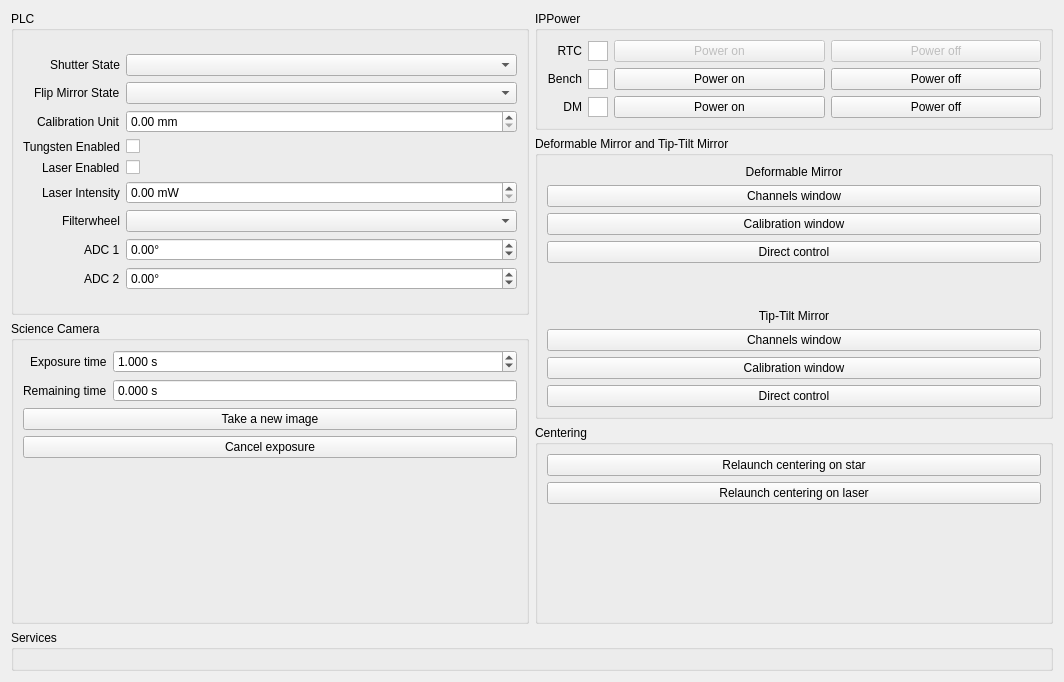
This is guis/ui/engineering.ui in janis-hag/kalao-ics as Qt 5 draws it before an edit. The edited form follows.
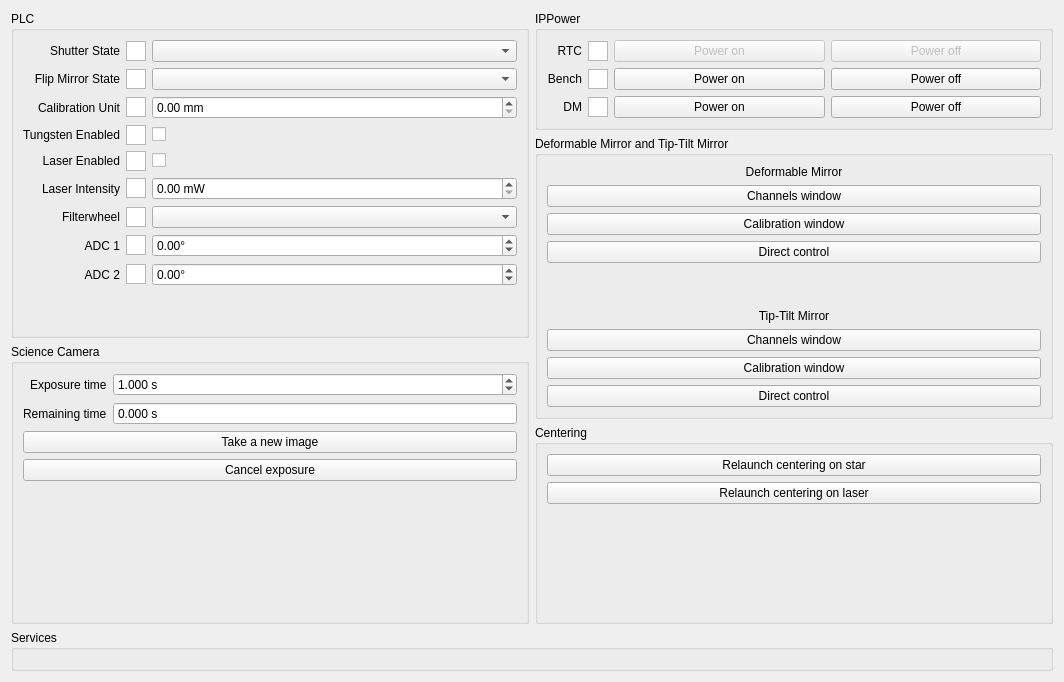
This is the edited form. Custom widgets are drawn as their Qt base class.

```diff
--- a/guis/ui/engineering.ui
+++ b/guis/ui/engineering.ui
@@ -24,67 +24,14 @@
        <property name="checkable">
         <bool>false</bool>
        </property>
-       <layout class="QFormLayout" name="formLayout">
-        <property name="labelAlignment">
-         <set>Qt::AlignRight|Qt::AlignTrailing|Qt::AlignVCenter</set>
-        </property>
-        <property name="formAlignment">
-         <set>Qt::AlignLeading|Qt::AlignLeft|Qt::AlignVCenter</set>
-        </property>
-        <item row="0" column="0">
-         <widget class="QLabel" name="shutter_label">
+       <layout class="QGridLayout" name="gridLayout_4" rowstretch="1,1,1,1,1,1,1,1,1,0" columnstretch="0,0,1">
+        <item row="7" column="0">
+         <widget class="QLabel" name="adc1_label">
           <property name="text">
-           <string>Shutter State</string>
+           <string>ADC 1</string>
           </property>
-         </widget>
-        </item>
-        <item row="0" column="1">
-         <widget class="QComboBox" name="shutter_combobox"/>
-        </item>
-        <item row="1" column="0">
-         <widget class="QLabel" name="flipmirror_label">
-          <property name="text">
-           <string>Flip Mirror State</string>
-          </property>
-         </widget>
-        </item>
-        <item row="1" column="1">
-         <widget class="QComboBox" name="flipmirror_combobox"/>
-        </item>
-        <item row="2" column="0">
-         <widget class="QLabel" name="calibunit_label">
-          <property name="text">
-           <string>Calibration Unit</string>
-          </property>
-         </widget>
-        </item>
-        <item row="2" column="1">
-         <widget class="QDoubleSpinBox" name="calibunit_spinbox">
-          <property name="keyboardTracking">
-           <bool>false</bool>
-          </property>
-          <property name="suffix">
-           <string> mm</string>
-          </property>
-          <property name="maximum">
-           <double>100.000000000000000</double>
-          </property>
-          <property name="singleStep">
-           <double>0.100000000000000</double>
-          </property>
-         </widget>
-        </item>
-        <item row="3" column="0">
-         <widget class="QLabel" name="tungsten_label">
-          <property name="text">
-           <string>Tungsten Enabled</string>
-          </property>
-         </widget>
-        </item>
-        <item row="3" column="1">
-         <widget class="QCheckBox" name="tungsten_enabled_checkbox">
-          <property name="text">
-           <string/>
+          <property name="alignment">
+           <set>Qt::AlignRight|Qt::AlignTrailing|Qt::AlignVCenter</set>
           </property>
          </widget>
         </item>
@@ -93,9 +40,78 @@
           <property name="text">
            <string>Laser Enabled</string>
           </property>
+          <property name="alignment">
+           <set>Qt::AlignRight|Qt::AlignTrailing|Qt::AlignVCenter</set>
+          </property>
          </widget>
         </item>
         <item row="4" column="1">
+         <widget class="KalAOStatusIndicator" name="laser_enabled_indicator">
+          <property name="sizePolicy">
+           <sizepolicy hsizetype="Fixed" vsizetype="Fixed">
+            <horstretch>0</horstretch>
+            <verstretch>0</verstretch>
+           </sizepolicy>
+          </property>
+          <property name="minimumSize">
+           <size>
+            <width>20</width>
+            <height>20</height>
+           </size>
+          </property>
+          <property name="maximumSize">
+           <size>
+            <width>20</width>
+            <height>20</height>
+           </size>
+          </property>
+         </widget>
+        </item>
+        <item row="0" column="1">
+         <widget class="KalAOStatusIndicator" name="shutter_indicator">
+          <property name="sizePolicy">
+           <sizepolicy hsizetype="Fixed" vsizetype="Fixed">
+            <horstretch>0</horstretch>
+            <verstretch>0</verstretch>
+           </sizepolicy>
+          </property>
+          <property name="minimumSize">
+           <size>
+            <width>20</width>
+            <height>20</height>
+           </size>
+          </property>
+          <property name="maximumSize">
+           <size>
+            <width>20</width>
+            <height>20</height>
+           </size>
+          </property>
+         </widget>
+        </item>
+        <item row="1" column="1">
+         <widget class="KalAOStatusIndicator" name="flipmirror_indicator">
+          <property name="sizePolicy">
+           <sizepolicy hsizetype="Fixed" vsizetype="Fixed">
+            <horstretch>0</horstretch>
+            <verstretch>0</verstretch>
+           </sizepolicy>
+          </property>
+          <property name="minimumSize">
+           <size>
+            <width>20</width>
+            <height>20</height>
+           </size>
+          </property>
+          <property name="maximumSize">
+           <size>
+            <width>20</width>
+            <height>20</height>
+           </size>
+          </property>
+         </widget>
+        </item>
+        <item row="4" column="2">
          <widget class="QCheckBox" name="laser_enabled_checkbox">
           <property name="text">
            <string/>
@@ -103,25 +119,69 @@
          </widget>
         </item>
         <item row="5" column="0">
-         <widget class="QLabel" name="laer_intensity_label">
+         <widget class="QLabel" name="laser_intensity_label">
           <property name="text">
            <string>Laser Intensity</string>
           </property>
+          <property name="alignment">
+           <set>Qt::AlignRight|Qt::AlignTrailing|Qt::AlignVCenter</set>
+          </property>
          </widget>
         </item>
+        <item row="1" column="2">
+         <widget class="QComboBox" name="flipmirror_combobox"/>
+        </item>
         <item row="5" column="1">
-         <widget class="QDoubleSpinBox" name="laser_intensity_spinbox">
-          <property name="keyboardTracking">
-           <bool>false</bool>
+         <widget class="KalAOStatusIndicator" name="laser_intensity_indicator">
+          <property name="sizePolicy">
+           <sizepolicy hsizetype="Fixed" vsizetype="Fixed">
+            <horstretch>0</horstretch>
+            <verstretch>0</verstretch>
+           </sizepolicy>
           </property>
-          <property name="suffix">
-           <string> mW</string>
+          <property name="minimumSize">
+           <size>
+            <width>20</width>
+            <height>20</height>
+           </size>
           </property>
-          <property name="maximum">
-           <double>8.000000000000000</double>
+          <property name="maximumSize">
+           <size>
+            <width>20</width>
+            <height>20</height>
+           </size>
           </property>
-          <property name="singleStep">
-           <double>0.100000000000000</double>
+         </widget>
+        </item>
+        <item row="6" column="1">
+         <widget class="KalAOStatusIndicator" name="filterwheel_indicator">
+          <property name="sizePolicy">
+           <sizepolicy hsizetype="Fixed" vsizetype="Fixed">
+            <horstretch>0</horstretch>
+            <verstretch>0</verstretch>
+           </sizepolicy>
+          </property>
+          <property name="minimumSize">
+           <size>
+            <width>20</width>
+            <height>20</height>
+           </size>
+          </property>
+          <property name="maximumSize">
+           <size>
+            <width>20</width>
+            <height>20</height>
+           </size>
+          </property>
+         </widget>
+        </item>
+        <item row="2" column="0">
+         <widget class="QLabel" name="calibunit_label">
+          <property name="text">
+           <string>Calibration Unit</string>
+          </property>
+          <property name="alignment">
+           <set>Qt::AlignRight|Qt::AlignTrailing|Qt::AlignVCenter</set>
           </property>
          </widget>
         </item>
@@ -130,19 +190,115 @@
           <property name="text">
            <string>Filterwheel</string>
           </property>
+          <property name="alignment">
+           <set>Qt::AlignRight|Qt::AlignTrailing|Qt::AlignVCenter</set>
+          </property>
          </widget>
         </item>
-        <item row="6" column="1">
-         <widget class="QComboBox" name="filterwheel_combobox"/>
+        <item row="5" column="2">
+         <widget class="QDoubleSpinBox" name="laser_intensity_spinbox">
+          <property name="keyboardTracking">
+           <bool>false</bool>
+          </property>
+          <property name="suffix">
+           <string> mW</string>
+          </property>
+          <property name="maximum">
+           <double>8.000000000000000</double>
+          </property>
+          <property name="singleStep">
+           <double>0.100000000000000</double>
+          </property>
+         </widget>
         </item>
-        <item row="7" column="0">
-         <widget class="QLabel" name="adc1_label">
+        <item row="8" column="2">
+         <widget class="QDoubleSpinBox" name="adc2_spinbox">
+          <property name="keyboardTracking">
+           <bool>false</bool>
+          </property>
+          <property name="suffix">
+           <string>°</string>
+          </property>
+          <property name="minimum">
+           <double>-360.000000000000000</double>
+          </property>
+          <property name="maximum">
+           <double>360.000000000000000</double>
+          </property>
+          <property name="singleStep">
+           <double>0.100000000000000</double>
+          </property>
+         </widget>
+        </item>
+        <item row="0" column="2">
+         <widget class="QComboBox" name="shutter_combobox"/>
+        </item>
+        <item row="3" column="0">
+         <widget class="QLabel" name="tungsten_enabled_label">
           <property name="text">
-           <string>ADC 1</string>
+           <string>Tungsten Enabled</string>
           </property>
+          <property name="alignment">
+           <set>Qt::AlignRight|Qt::AlignTrailing|Qt::AlignVCenter</set>
+          </property>
          </widget>
         </item>
-        <item row="7" column="1">
+        <item row="3" column="2">
+         <widget class="QCheckBox" name="tungsten_enabled_checkbox">
+          <property name="text">
+           <string/>
+          </property>
+         </widget>
+        </item>
+        <item row="2" column="1">
+         <widget class="KalAOStatusIndicator" name="calibunit_indicator">
+          <property name="sizePolicy">
+           <sizepolicy hsizetype="Fixed" vsizetype="Fixed">
+            <horstretch>0</horstretch>
+            <verstretch>0</verstretch>
+           </sizepolicy>
+          </property>
+          <property name="minimumSize">
+           <size>
+            <width>20</width>
+            <height>20</height>
+           </size>
+          </property>
+          <property name="maximumSize">
+           <size>
+            <width>20</width>
+            <height>20</height>
+           </size>
+          </property>
+         </widget>
+        </item>
+        <item row="1" column="0">
+         <widget class="QLabel" name="flipmirror_label">
+          <property name="text">
+           <string>Flip Mirror State</string>
+          </property>
+          <property name="alignment">
+           <set>Qt::AlignRight|Qt::AlignTrailing|Qt::AlignVCenter</set>
+          </property>
+         </widget>
+        </item>
+        <item row="2" column="2">
+         <widget class="QDoubleSpinBox" name="calibunit_spinbox">
+          <property name="keyboardTracking">
+           <bool>false</bool>
+          </property>
+          <property name="suffix">
+           <string> mm</string>
+          </property>
+          <property name="maximum">
+           <double>100.000000000000000</double>
+          </property>
+          <property name="singleStep">
+           <double>0.100000000000000</double>
+          </property>
+         </widget>
+        </item>
+        <item row="7" column="2">
          <widget class="QDoubleSpinBox" name="adc1_spinbox">
           <property name="keyboardTracking">
            <bool>false</bool>
@@ -161,32 +317,108 @@
           </property>
          </widget>
         </item>
+        <item row="7" column="1">
+         <widget class="KalAOStatusIndicator" name="adc1_indicator">
+          <property name="sizePolicy">
+           <sizepolicy hsizetype="Fixed" vsizetype="Fixed">
+            <horstretch>0</horstretch>
+            <verstretch>0</verstretch>
+           </sizepolicy>
+          </property>
+          <property name="minimumSize">
+           <size>
+            <width>20</width>
+            <height>20</height>
+           </size>
+          </property>
+          <property name="maximumSize">
+           <size>
+            <width>20</width>
+            <height>20</height>
+           </size>
+          </property>
+         </widget>
+        </item>
+        <item row="0" column="0">
+         <widget class="QLabel" name="shutter_label">
+          <property name="text">
+           <string>Shutter State</string>
+          </property>
+          <property name="alignment">
+           <set>Qt::AlignRight|Qt::AlignTrailing|Qt::AlignVCenter</set>
+          </property>
+         </widget>
+        </item>
+        <item row="3" column="1">
+         <widget class="KalAOStatusIndicator" name="tungsten_enabled_indicator">
+          <property name="sizePolicy">
+           <sizepolicy hsizetype="Fixed" vsizetype="Fixed">
+            <horstretch>0</horstretch>
+            <verstretch>0</verstretch>
+           </sizepolicy>
+          </property>
+          <property name="minimumSize">
+           <size>
+            <width>20</width>
+            <height>20</height>
+           </size>
+          </property>
+          <property name="maximumSize">
+           <size>
+            <width>20</width>
+            <height>20</height>
+           </size>
+          </property>
+         </widget>
+        </item>
+        <item row="6" column="2">
+         <widget class="QComboBox" name="filterwheel_combobox"/>
+        </item>
         <item row="8" column="0">
          <widget class="QLabel" name="adc2_label">
           <property name="text">
            <string>ADC 2</string>
           </property>
+          <property name="alignment">
+           <set>Qt::AlignRight|Qt::AlignTrailing|Qt::AlignVCenter</set>
+          </property>
          </widget>
         </item>
         <item row="8" column="1">
-         <widget class="QDoubleSpinBox" name="adc2_spinbox">
-          <property name="keyboardTracking">
-           <bool>false</bool>
+         <widget class="KalAOStatusIndicator" name="adc2_indicator">
+          <property name="sizePolicy">
+           <sizepolicy hsizetype="Fixed" vsizetype="Fixed">
+            <horstretch>0</horstretch>
+            <verstretch>0</verstretch>
+           </sizepolicy>
           </property>
-          <property name="suffix">
-           <string>°</string>
+          <property name="minimumSize">
+           <size>
+            <width>20</width>
+            <height>20</height>
+           </size>
           </property>
-          <property name="minimum">
-           <double>-360.000000000000000</double>
-          </property>
-          <property name="maximum">
-           <double>360.000000000000000</double>
-          </property>
-          <property name="singleStep">
-           <double>0.100000000000000</double>
+          <property name="maximumSize">
+           <size>
+            <width>20</width>
+            <height>20</height>
+           </size>
           </property>
          </widget>
         </item>
+        <item row="9" column="0" colspan="3">
+         <spacer name="verticalSpacer">
+          <property name="orientation">
+           <enum>Qt::Vertical</enum>
+          </property>
+          <property name="sizeHint" stdset="0">
+           <size>
+            <width>20</width>
+            <height>40</height>
+           </size>
+          </property>
+         </spacer>
+        </item>
        </layout>
       </widget>
      </item>
@@ -274,6 +506,19 @@
           </property>
          </widget>
         </item>
+        <item row="4" column="0" colspan="2">
+         <spacer name="verticalSpacer_3">
+          <property name="orientation">
+           <enum>Qt::Vertical</enum>
+          </property>
+          <property name="sizeHint" stdset="0">
+           <size>
+            <width>20</width>
+            <height>40</height>
+           </size>
+          </property>
+         </spacer>
+        </item>
        </layout>
       </widget>
      </item>
```
